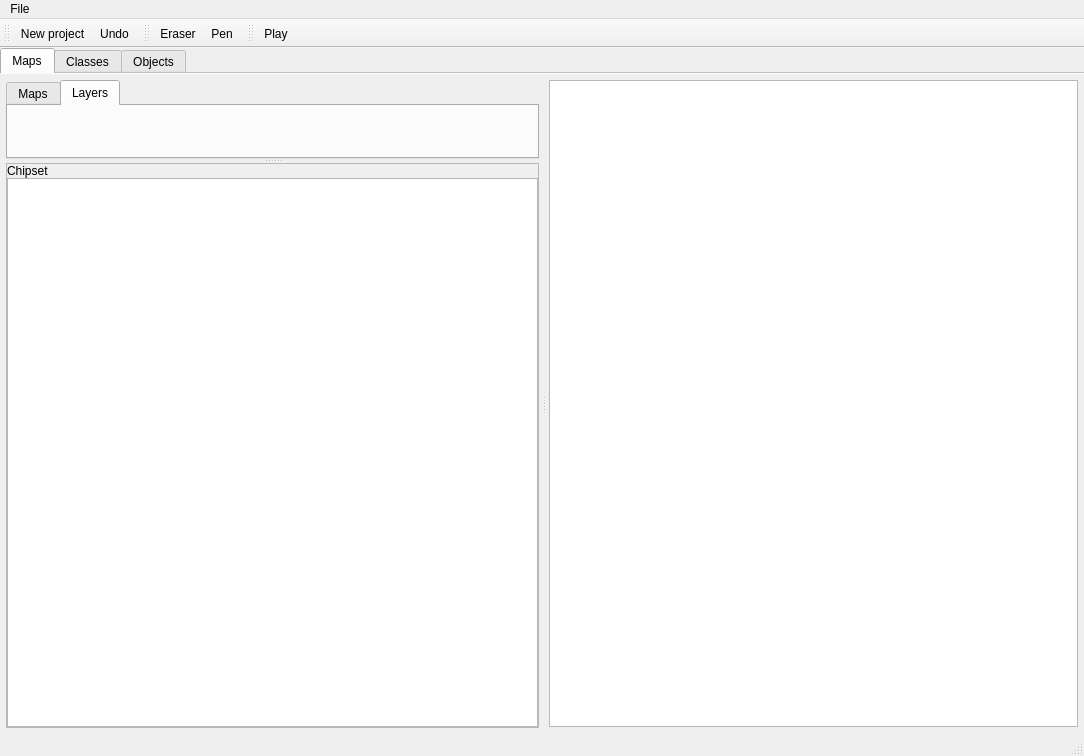
Before: the Qt Designer form src/GeneralWindow.ui in dummymeuporg/dummyeditor, drawn with Qt 5.
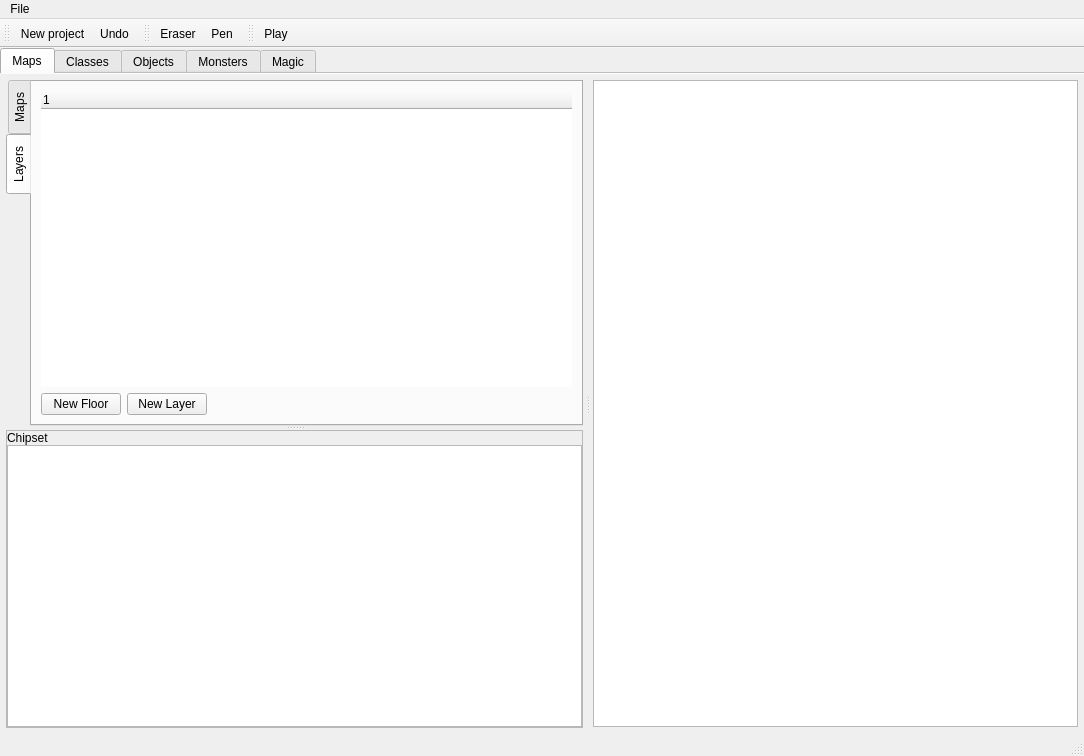
After: the same form once the commit is applied. The open tabs and pages were chosen to show the change. Icons and pictures are not drawn.

Commit message: Buttons for new map

What changed in the file:
```diff
--- a/src/GeneralWindow.ui
+++ b/src/GeneralWindow.ui
@@ -45,7 +45,7 @@
        <bool>false</bool>
       </property>
       <property name="tabBarAutoHide">
-       <bool>true</bool>
+       <bool>false</bool>
       </property>
       <widget class="QWidget" name="tab_map">
        <property name="enabled">
@@ -82,11 +82,14 @@
            <property name="orientation">
             <enum>Qt::Vertical</enum>
            </property>
-           <widget class="QTabWidget" name="tabWidget">
+           <widget class="QTabWidget" name="maps_panel">
+            <property name="tabPosition">
+             <enum>QTabWidget::West</enum>
+            </property>
             <property name="currentIndex">
              <number>0</number>
             </property>
-            <widget class="QWidget" name="map_list">
+            <widget class="QWidget" name="map_list_tab">
              <attribute name="title">
               <string>Maps</string>
              </attribute>
@@ -95,6 +98,54 @@
              <attribute name="title">
               <string>Layers</string>
              </attribute>
+             <layout class="QVBoxLayout" name="verticalLayout_3">
+              <item>
+               <widget class="QTreeWidget" name="treeWidget">
+                <property name="frameShape">
+                 <enum>QFrame::NoFrame</enum>
+                </property>
+                <property name="frameShadow">
+                 <enum>QFrame::Plain</enum>
+                </property>
+                <column>
+                 <property name="text">
+                  <string notr="true">1</string>
+                 </property>
+                </column>
+               </widget>
+              </item>
+              <item>
+               <layout class="QHBoxLayout" name="horizontalLayout">
+                <item>
+                 <widget class="QPushButton" name="btn_new_floor">
+                  <property name="text">
+                   <string>New Floor</string>
+                  </property>
+                 </widget>
+                </item>
+                <item>
+                 <widget class="QPushButton" name="btn_new_layer">
+                  <property name="text">
+                   <string>New Layer</string>
+                  </property>
+                 </widget>
+                </item>
+                <item>
+                 <spacer name="horizontalSpacer">
+                  <property name="orientation">
+                   <enum>Qt::Horizontal</enum>
+                  </property>
+                  <property name="sizeHint" stdset="0">
+                   <size>
+                    <width>40</width>
+                    <height>20</height>
+                   </size>
+                  </property>
+                 </spacer>
+                </item>
+               </layout>
+              </item>
+             </layout>
             </widget>
            </widget>
            <widget class="QFrame" name="frame">
@@ -173,6 +224,16 @@
         <string>Objects</string>
        </attribute>
       </widget>
+      <widget class="QWidget" name="tab_monsters">
+       <attribute name="title">
+        <string>Monsters</string>
+       </attribute>
+      </widget>
+      <widget class="QWidget" name="tab_magic">
+       <attribute name="title">
+        <string>Magic</string>
+       </attribute>
+      </widget>
      </widget>
     </item>
    </layout>
```
Left out of the diff: 20 changed lines with no effect on the pictures. The commit also changes 1 other file.
